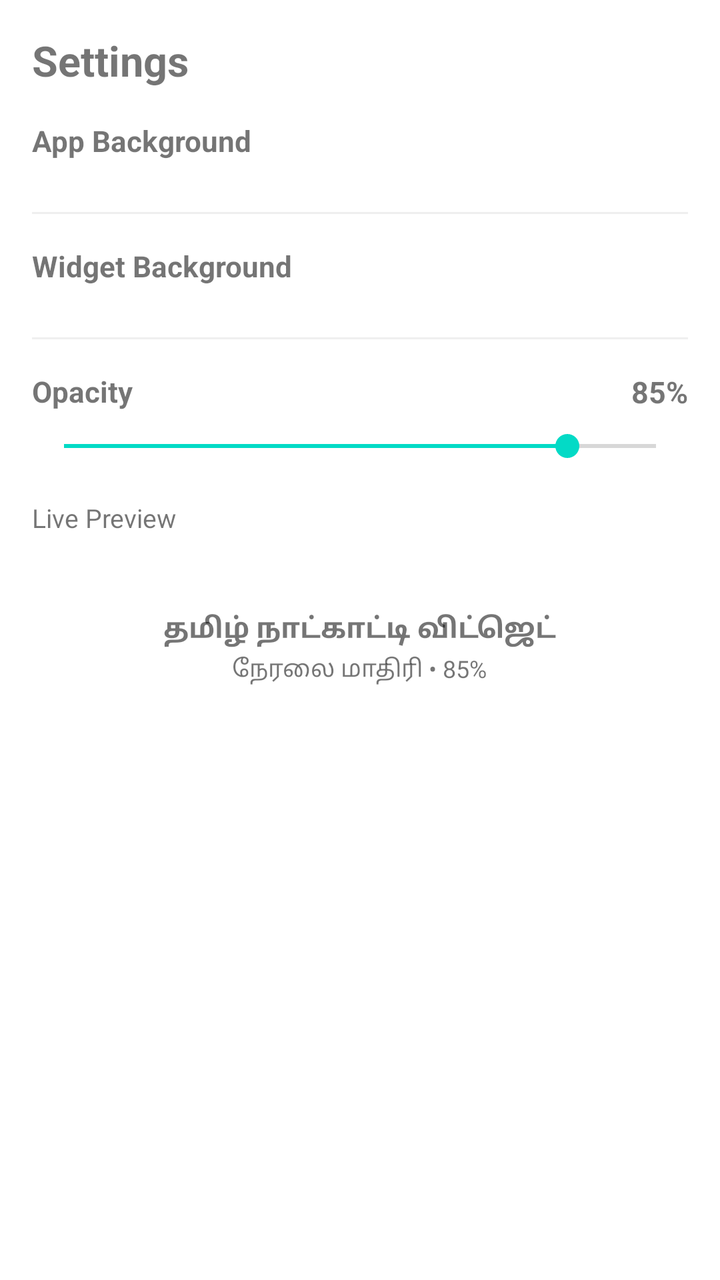
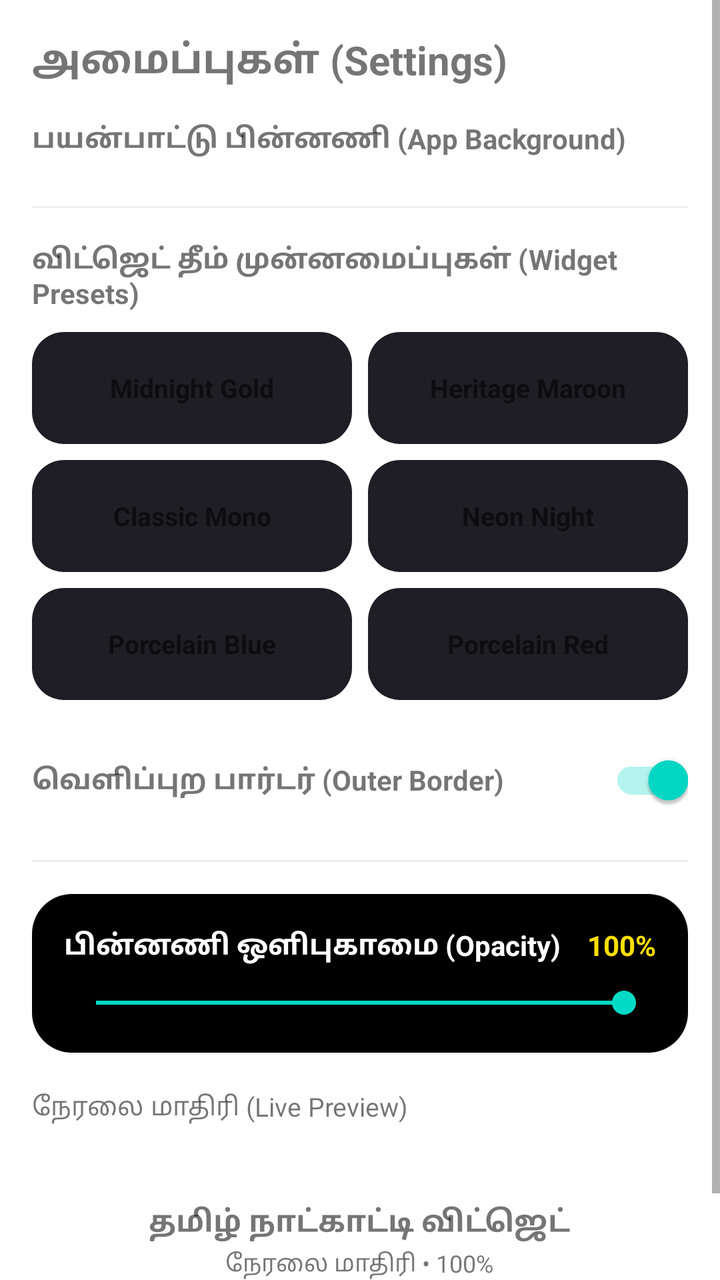

Screens rendered from an Android XML layout before and after an edit, with the pre-edit source and the edit as a unified diff.
<!-- AndroidManifest.xml: application theme Theme.MaterialComponents.DayNight.NoActionBar -->
<!-- res/layout/fragment_settings.xml -->
<?xml version="1.0" encoding="utf-8"?>
<ScrollView xmlns:android="http://schemas.android.com/apk/res/android"
    android:id="@+id/scroll_settings_root"
    android:layout_width="match_parent"
    android:layout_height="match_parent"
    android:fillViewport="true">

    <LinearLayout
        android:id="@+id/ll_settings_container"
        android:layout_width="match_parent"
        android:layout_height="wrap_content"
        android:orientation="vertical"
        android:padding="16dp">

        
        <TextView
            android:id="@+id/tv_settings_main_heading"
            android:layout_width="match_parent"
            android:layout_height="wrap_content"
            android:text="Settings"
            android:textSize="21sp"
            android:textStyle="bold"
            android:layout_marginBottom="16dp" />

        
        <TextView
            android:id="@+id/tv_lbl_app_theme"
            android:layout_width="wrap_content"
            android:layout_height="wrap_content"
            android:text="App Background"
            android:textSize="14.5sp"
            android:textStyle="bold"
            android:layout_marginBottom="8dp" />

        <RadioGroup
            android:id="@+id/rg_app_theme_options"
            android:layout_width="match_parent"
            android:layout_height="wrap_content"
            android:orientation="vertical"
            android:layout_marginBottom="18dp" />

        <View
            android:id="@+id/divider_settings_1"
            android:layout_width="match_parent"
            android:layout_height="1dp"
            android:background="#22888888"
            android:layout_marginBottom="16dp" />

        
        <TextView
            android:id="@+id/tv_lbl_widget_theme"
            android:layout_width="wrap_content"
            android:layout_height="wrap_content"
            android:text="Widget Background"
            android:textSize="14.5sp"
            android:textStyle="bold"
            android:layout_marginBottom="8dp" />

        <RadioGroup
            android:id="@+id/rg_widget_theme_options"
            android:layout_width="match_parent"
            android:layout_height="wrap_content"
            android:orientation="vertical"
            android:layout_marginBottom="18dp" />

        <View
            android:id="@+id/divider_settings_2"
            android:layout_width="match_parent"
            android:layout_height="1dp"
            android:background="#22888888"
            android:layout_marginBottom="16dp" />

        
        <RelativeLayout
            android:layout_width="match_parent"
            android:layout_height="wrap_content"
            android:layout_marginBottom="8dp">

            <TextView
                android:id="@+id/tv_lbl_widget_opacity"
                android:layout_width="wrap_content"
                android:layout_height="wrap_content"
                android:layout_alignParentStart="true"
                android:text="Opacity"
                android:textSize="14.5sp"
                android:textStyle="bold" />

            <TextView
                android:id="@+id/tv_widget_opacity_val"
                android:layout_width="wrap_content"
                android:layout_height="wrap_content"
                android:layout_alignParentEnd="true"
                android:text="85%"
                android:textSize="15sp"
                android:textStyle="bold" />
        </RelativeLayout>

        <SeekBar
            android:id="@+id/seekbar_widget_opacity"
            android:layout_width="match_parent"
            android:layout_height="wrap_content"
            android:max="100"
            android:progress="85"
            android:layout_marginBottom="18dp" />

        
        <TextView
            android:id="@+id/tv_lbl_widget_preview"
            android:layout_width="wrap_content"
            android:layout_height="wrap_content"
            android:text="Live Preview"
            android:textSize="13sp"
            android:layout_marginBottom="8dp" />

        <FrameLayout
            android:id="@+id/frame_preview_wrapper"
            android:layout_width="match_parent"
            android:layout_height="96dp"
            android:elevation="2dp"
            android:padding="8dp">

            <ImageView
                android:id="@+id/iv_preview_widget_bg"
                android:layout_width="match_parent"
                android:layout_height="match_parent"
                android:scaleType="fitXY"
                android:contentDescription="Widget Background Preview" />

            <LinearLayout
                android:id="@+id/layout_preview_content"
                android:layout_width="match_parent"
                android:layout_height="match_parent"
                android:orientation="vertical"
                android:gravity="center"
                android:padding="8dp">

                <TextView
                    android:id="@+id/tv_preview_title"
                    android:layout_width="wrap_content"
                    android:layout_height="wrap_content"
                    android:text="தமிழ் நாட்காட்டி விட்ஜெட்"
                    android:textSize="14sp"
                    android:textStyle="bold" />

                <TextView
                    android:id="@+id/tv_preview_sub"
                    android:layout_width="wrap_content"
                    android:layout_height="wrap_content"
                    android:layout_marginTop="2dp"
                    android:text="நேரலை மாதிரி • 85%"
                    android:textSize="12sp" />
            </LinearLayout>
        </FrameLayout>

    </LinearLayout>
</ScrollView>
<!-- resources referenced by this layout -->
<resources>

</resources>

<!-- the commit's change to res/layout/fragment_settings.xml (unified diff, before → after) -->
@@ -1,5 +1,6 @@
 <?xml version="1.0" encoding="utf-8"?>
 <ScrollView xmlns:android="http://schemas.android.com/apk/res/android"
+    xmlns:app="http://schemas.android.com/apk/res-auto"
     android:id="@+id/scroll_settings_root"
     android:layout_width="match_parent"
     android:layout_height="match_parent"
@@ -17,8 +18,8 @@
             android:id="@+id/tv_settings_main_heading"
             android:layout_width="match_parent"
             android:layout_height="wrap_content"
-            android:text="Settings"
-            android:textSize="21sp"
+            android:text="அமைப்புகள் (Settings)"
+            android:textSize="20sp"
             android:textStyle="bold"
             android:layout_marginBottom="16dp" />
 
@@ -27,8 +28,8 @@
             android:id="@+id/tv_lbl_app_theme"
             android:layout_width="wrap_content"
             android:layout_height="wrap_content"
-            android:text="App Background"
-            android:textSize="14.5sp"
+            android:text="பயன்பாட்டு பின்னணி (App Background)"
+            android:textSize="14sp"
             android:textStyle="bold"
             android:layout_marginBottom="8dp" />
 
@@ -37,10 +38,9 @@
             android:layout_width="match_parent"
             android:layout_height="wrap_content"
             android:orientation="vertical"
-            android:layout_marginBottom="18dp" />
+            android:layout_marginBottom="16dp" />
 
         <View
-            android:id="@+id/divider_settings_1"
             android:layout_width="match_parent"
             android:layout_height="1dp"
             android:background="#22888888"
@@ -51,72 +51,250 @@
             android:id="@+id/tv_lbl_widget_theme"
             android:layout_width="wrap_content"
             android:layout_height="wrap_content"
-            android:text="Widget Background"
-            android:textSize="14.5sp"
+            android:text="விட்ஜெட் தீம் முன்னமைப்புகள் (Widget Presets)"
+            android:textSize="14sp"
             android:textStyle="bold"
-            android:layout_marginBottom="8dp" />
-
-        <RadioGroup
-            android:id="@+id/rg_widget_theme_options"
+            android:layout_marginBottom="10dp" />
+
+        
+        <LinearLayout
             android:layout_width="match_parent"
             android:layout_height="wrap_content"
             android:orientation="vertical"
-            android:layout_marginBottom="18dp" />
+            android:layout_marginBottom="16dp">
+
+            
+            <LinearLayout
+                android:layout_width="match_parent"
+                android:layout_height="wrap_content"
+                android:orientation="horizontal"
+                android:layout_marginBottom="8dp">
+
+                <FrameLayout
+                    android:id="@+id/box_preset_midnight_gold"
+                    android:layout_width="0dp"
+                    android:layout_height="56dp"
+                    android:layout_weight="1"
+                    android:layout_marginEnd="4dp"
+                    android:background="@drawable/bg_preset_box_base"
+                    android:clickable="true"
+                    android:focusable="true">
+
+                    <TextView
+                        android:id="@+id/tv_preset_midnight_gold"
+                        android:layout_width="match_parent"
+                        android:layout_height="match_parent"
+                        android:gravity="center"
+                        android:text="Midnight Gold"
+                        android:textSize="13sp"
+                        android:textStyle="bold" />
+                </FrameLayout>
+
+                <FrameLayout
+                    android:id="@+id/box_preset_heritage_maroon"
+                    android:layout_width="0dp"
+                    android:layout_height="56dp"
+                    android:layout_weight="1"
+                    android:layout_marginStart="4dp"
+                    android:background="@drawable/bg_preset_box_base"
+                    android:clickable="true"
+                    android:focusable="true">
+
+                    <TextView
+                        android:id="@+id/tv_preset_heritage_maroon"
+                        android:layout_width="match_parent"
+                        android:layout_height="match_parent"
+                        android:gravity="center"
+                        android:text="Heritage Maroon"
+                        android:textSize="13sp"
+                        android:textStyle="bold" />
+                </FrameLayout>
+            </LinearLayout>
+
+            
+            <LinearLayout
+                android:layout_width="match_parent"
+                android:layout_height="wrap_content"
+                android:orientation="horizontal"
+                android:layout_marginBottom="8dp">
+
+                <FrameLayout
+                    android:id="@+id/box_preset_classic_mono"
+                    android:layout_width="0dp"
+                    android:layout_height="56dp"
+                    android:layout_weight="1"
+                    android:layout_marginEnd="4dp"
+                    android:background="@drawable/bg_preset_box_base"
+                    android:clickable="true"
+                    android:focusable="true">
+
+                    <TextView
+                        android:id="@+id/tv_preset_classic_mono"
+                        android:layout_width="match_parent"
+                        android:layout_height="match_parent"
+                        android:gravity="center"
+                        android:text="Classic Mono"
+                        android:textSize="13sp"
+                        android:textStyle="bold" />
+                </FrameLayout>
+
+                <FrameLayout
+                    android:id="@+id/box_preset_neon_night"
+                    android:layout_width="0dp"
+                    android:layout_height="56dp"
+                    android:layout_weight="1"
+                    android:layout_marginStart="4dp"
+                    android:background="@drawable/bg_preset_box_base"
+                    android:clickable="true"
+                    android:focusable="true">
+
+                    <TextView
+                        android:id="@+id/tv_preset_neon_night"
+                        android:layout_width="match_parent"
+                        android:layout_height="match_parent"
+                        android:gravity="center"
+                        android:text="Neon Night"
+                        android:textSize="13sp"
+                        android:textStyle="bold" />
+                </FrameLayout>
+            </LinearLayout>
+
+            
+            <LinearLayout
+                android:layout_width="match_parent"
+                android:layout_height="wrap_content"
+                android:orientation="horizontal">
+
+                <FrameLayout
+                    android:id="@+id/box_preset_porcelain_blue"
+                    android:layout_width="0dp"
+                    android:layout_height="56dp"
+                    android:layout_weight="1"
+                    android:layout_marginEnd="4dp"
+                    android:background="@drawable/bg_preset_box_base"
+                    android:clickable="true"
+                    android:focusable="true">
+
+                    <TextView
+                        android:id="@+id/tv_preset_porcelain_blue"
+                        android:layout_width="match_parent"
+                        android:layout_height="match_parent"
+                        android:gravity="center"
+                        android:text="Porcelain Blue"
+                        android:textSize="13sp"
+                        android:textStyle="bold" />
+                </FrameLayout>
+
+                <FrameLayout
+                    android:id="@+id/box_preset_porcelain_red"
+                    android:layout_width="0dp"
+                    android:layout_height="56dp"
+                    android:layout_weight="1"
+                    android:layout_marginStart="4dp"
+                    android:background="@drawable/bg_preset_box_base"
+                    android:clickable="true"
+                    android:focusable="true">
+
+                    <TextView
+                        android:id="@+id/tv_preset_porcelain_red"
+                        android:layout_width="match_parent"
+                        android:layout_height="match_parent"
+                        android:gravity="center"
+                        android:text="Porcelain Red"
+                        android:textSize="13sp"
+                        android:textStyle="bold" />
+                </FrameLayout>
+            </LinearLayout>
+        </LinearLayout>
+
+        
+        <RelativeLayout
+            android:layout_width="match_parent"
+            android:layout_height="wrap_content"
+            android:layout_marginBottom="16dp">
+
+            <TextView
+                android:id="@+id/tv_lbl_outer_border"
+                android:layout_width="wrap_content"
+                android:layout_height="wrap_content"
+                android:layout_alignParentStart="true"
+                android:layout_centerVertical="true"
+                android:text="வெளிப்புற பார்டர் (Outer Border)"
+                android:textSize="14sp"
+                android:textStyle="bold" />
+
+            <androidx.appcompat.widget.SwitchCompat
+                android:id="@+id/switch_outer_border"
+                android:layout_width="wrap_content"
+                android:layout_height="wrap_content"
+                android:layout_alignParentEnd="true"
+                android:layout_centerVertical="true"
+                android:checked="true" />
+        </RelativeLayout>
 
         <View
-            android:id="@+id/divider_settings_2"
             android:layout_width="match_parent"
             android:layout_height="1dp"
             android:background="#22888888"
             android:layout_marginBottom="16dp" />
 
         
-        <RelativeLayout
-            android:layout_width="match_parent"
-            android:layout_height="wrap_content"
-            android:layout_marginBottom="8dp">
-
-            <TextView
-                android:id="@+id/tv_lbl_widget_opacity"
-                android:layout_width="wrap_content"
-                android:layout_height="wrap_content"
-                android:layout_alignParentStart="true"
-                android:text="Opacity"
-                android:textSize="14.5sp"
-                android:textStyle="bold" />
-
-            <TextView
-                android:id="@+id/tv_widget_opacity_val"
-                android:layout_width="wrap_content"
-                android:layout_height="wrap_content"
-                android:layout_alignParentEnd="true"
-                android:text="85%"
-                android:textSize="15sp"
-                android:textStyle="bold" />
-        </RelativeLayout>
-
-        <SeekBar
-            android:id="@+id/seekbar_widget_opacity"
-            android:layout_width="match_parent"
-            android:layout_height="wrap_content"
-            android:max="100"
-            android:progress="85"
-            android:layout_marginBottom="18dp" />
+        <LinearLayout
+            android:id="@+id/card_slider_capsule"
+            android:layout_width="match_parent"
+            android:layout_height="wrap_content"
+            android:orientation="vertical"
+            android:background="@drawable/bg_slider_capsule_card"
+            android:padding="16dp"
+            android:layout_marginBottom="18dp">
+
+            <RelativeLayout
+                android:layout_width="match_parent"
+                android:layout_height="wrap_content"
+                android:layout_marginBottom="10dp">
+
+                <TextView
+                    android:id="@+id/tv_lbl_widget_opacity"
+                    android:layout_width="wrap_content"
+                    android:layout_height="wrap_content"
+                    android:layout_alignParentStart="true"
+                    android:text="பின்னணி ஒளிபுகாமை (Opacity)"
+                    android:textColor="#FFFFFF"
+                    android:textSize="14sp"
+                    android:textStyle="bold" />
+
+                <TextView
+                    android:id="@+id/tv_widget_opacity_val"
+                    android:layout_width="wrap_content"
+                    android:layout_height="wrap_content"
+                    android:layout_alignParentEnd="true"
+                    android:text="100%"
+                    android:textColor="#FFDF00"
+                    android:textSize="14sp"
+                    android:textStyle="bold" />
+            </RelativeLayout>
+
+            <SeekBar
+                android:id="@+id/seekbar_widget_opacity"
+                android:layout_width="match_parent"
+                android:layout_height="wrap_content"
+                android:max="100"
+                android:progress="100" />
+        </LinearLayout>
 
         
         <TextView
             android:id="@+id/tv_lbl_widget_preview"
             android:layout_width="wrap_content"
             android:layout_height="wrap_content"
-            android:text="Live Preview"
+            android:text="நேரலை மாதிரி (Live Preview)"
             android:textSize="13sp"
             android:layout_marginBottom="8dp" />
 
         <FrameLayout
             android:id="@+id/frame_preview_wrapper"
             android:layout_width="match_parent"
-            android:layout_height="96dp"
-            android:elevation="2dp"
+            android:layout_height="100dp"
             android:padding="8dp">
 
             <ImageView
@@ -139,7 +317,7 @@
                     android:layout_width="wrap_content"
                     android:layout_height="wrap_content"
                     android:text="தமிழ் நாட்காட்டி விட்ஜெட்"
-                    android:textSize="14sp"
+                    android:textSize="15sp"
                     android:textStyle="bold" />
 
                 <TextView
@@ -147,7 +325,7 @@
                     android:layout_width="wrap_content"
                     android:layout_height="wrap_content"
                     android:layout_marginTop="2dp"
-                    android:text="நேரலை மாதிரி • 85%"
+                    android:text="நேரலை மாதிரி • 100%"
                     android:textSize="12sp" />
             </LinearLayout>
         </FrameLayout>
<!-- resource entries referenced after the edit -->
@@ -1,5 +1,20 @@
 <!-- resources referenced by this layout -->
 <resources>
-
+  <!-- drawable bg_preset_box_base (drawable) -->
+  <?xml version="1.0" encoding="utf-8"?>
+  <shape xmlns:android="http://schemas.android.com/apk/res/android"
+      android:shape="rectangle">
+      <corners android:radius="16dp" />
+      <solid android:color="@color/settings_card_surface" />
+  </shape>
+  <!-- drawable bg_slider_capsule_card (drawable) -->
+  <?xml version="1.0" encoding="utf-8"?>
+  <shape xmlns:android="http://schemas.android.com/apk/res/android"
+      android:shape="rectangle">
+      <corners android:radius="20dp" />
+      <solid android:color="@color/widget_canvas_black" />
+  </shape>
+  <color name="settings_card_surface">#1E1E24</color>
+  <color name="widget_canvas_black">#000000</color>
 </resources>
 
